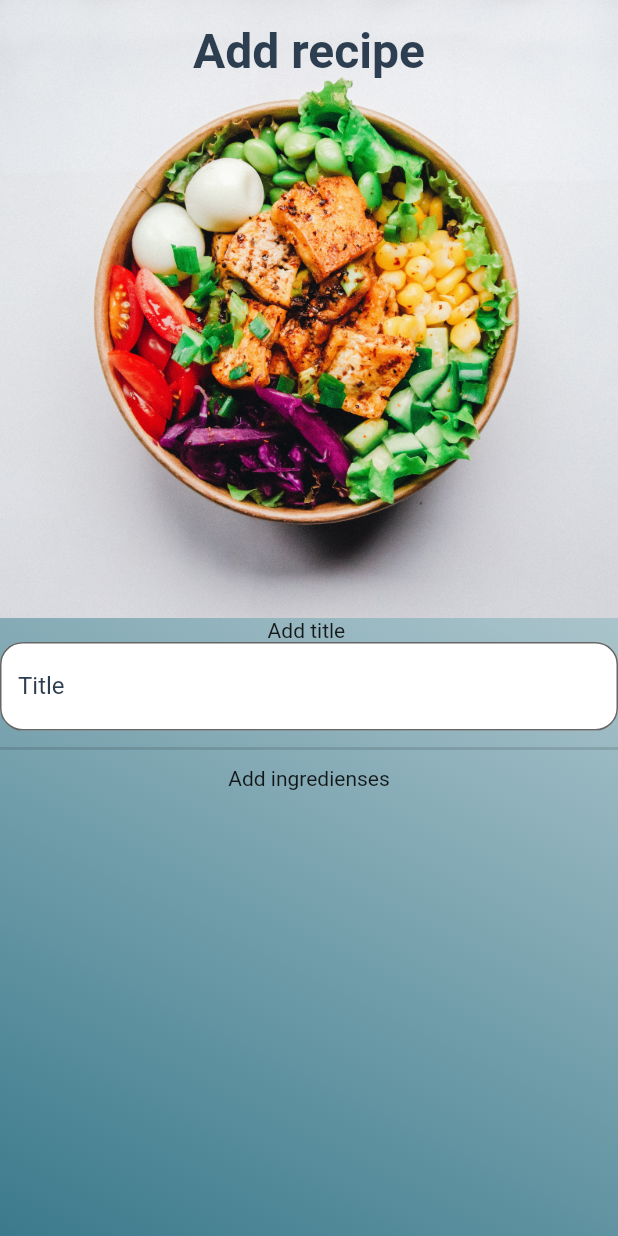
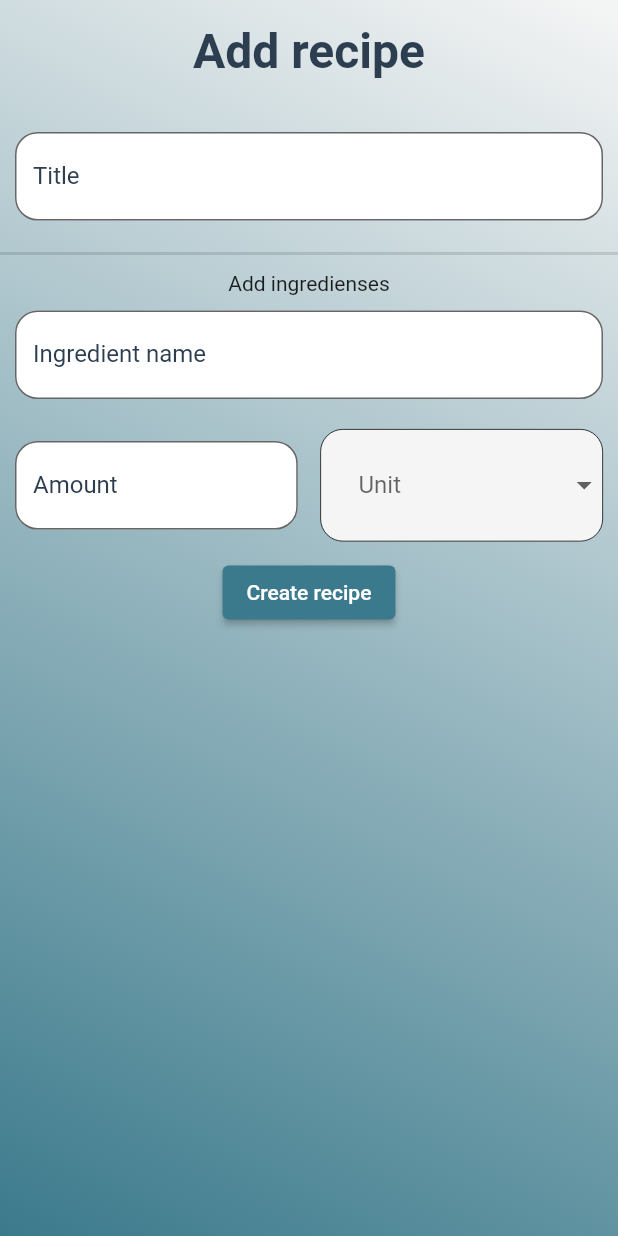
Before and after one commit to ChristianBernheim/Recipe-app, a Flutter app: the CreateRecipeScreen screen opened directly, on a phone screen of 412 x 824 dp. Run offline on Flutter 3.47's test engine with Material 2 defaults, Android fonts, the phone set to English and light mode, and no system bars; our stand-ins replace cloud_firestore, firebase_auth, firebase_core, firebase_storage, google_nav_bar, google_sign_in and 2 more; accounts and stored records are empty; network calls fail.

Commit message:
before create-recipe works

```diff
--- a/lib/model/ingredient_stuff.dart
+++ b/lib/model/ingredient_stuff.dart
@@ -2,7 +2,7 @@ import 'package:cloud_firestore/cloud_firestore.dart';
 
 class IngredientAmountModel {
   String? id;
-  String? ingredientId;
+  String ingredientId;
   double amount;
   String unit;
 
--- a/lib/model/recipe.dart
+++ b/lib/model/recipe.dart
@@ -1,5 +1,6 @@
 import 'package:cloud_firestore/cloud_firestore.dart';
 import 'package:recipe_app/model/ingredient.dart';
+import 'package:recipe_app/model/ingredient_stuff.dart';
 
 class RecipeModel {
   final String? id;
@@ -7,9 +8,8 @@ class RecipeModel {
   String userId;
   //Over all rating? Family rating(sambandstabell med familyId, recipeId, rating?)
   // String rating;
-  String cookTime;
-  bool public;
-  List<IngredientModel> ingredients;
+  String? cookTime;
+  List<IngredientAmountModel> ingredients;
   String howToText;
   String? foodPicture;
 
@@ -18,8 +18,7 @@ class RecipeModel {
     required this.userId,
     required this.title,
     // required this.rating,
-    required this.cookTime,
-    required this.public,
+    this.cookTime,
     required this.ingredients,
     required this.howToText,
     this.foodPicture,
@@ -31,7 +30,6 @@ class RecipeModel {
       "UserId": userId,
       // "Rating": rating,
       "CookTime": cookTime,
-      "Public": public,
       "Ingredients": ingredients,
       "HowToText": howToText,
       "FoodPicture": foodPicture,
@@ -47,7 +45,6 @@ class RecipeModel {
       title: data["Title"],
       // rating: data["Rating"],
       cookTime: data["CookTime"],
-      public: data["Public"],
       ingredients: data["Ingredients"],
       howToText: data["HowToText"],
       foodPicture: data["foodPicture"],
--- a/lib/screen/home_screen.dart
+++ b/lib/screen/home_screen.dart
@@ -69,8 +69,7 @@ class _HomeScreenState extends State<HomeScreen> {
 
   @override
   Widget build(BuildContext context) {
-    return SafeArea(
-      child: Scaffold(
+    return Scaffold(
       resizeToAvoidBottomInset: false,
       floatingActionButton: FloatingActionButton(
         onPressed: () {
@@ -169,7 +168,6 @@ class _HomeScreenState extends State<HomeScreen> {
           ),
         ),
       ),
-      ),
     );
   }
 }
--- a/lib/screen/recipe screen/create_recipe_screen.dart
+++ b/lib/screen/recipe screen/create_recipe_screen.dart
@@ -1,6 +1,10 @@
 import 'package:flutter/material.dart';
+import 'package:recipe_app/components/ingredient.dart';
 import 'package:recipe_app/components/text_field_widget.dart';
 import 'package:recipe_app/components/title_tile.dart';
+import 'package:recipe_app/model/ingredient_stuff.dart';
+import 'package:recipe_app/services/firestore_service.dart';
+import 'package:firebase_auth/firebase_auth.dart';
 
 class CreateRecipeScreen extends StatefulWidget {
   const CreateRecipeScreen({super.key});
@@ -9,9 +13,15 @@ class CreateRecipeScreen extends StatefulWidget {
   State<CreateRecipeScreen> createState() => AddRecipeState();
 }
 
-final titleController = TextEditingController();
+String? _selectedUnit;
+final _titleController = TextEditingController();
+final _ingredientNameController = TextEditingController();
+final _ingredientAmountController = TextEditingController();
+final _ingredientUnitController = _selectedUnit;
 
 class AddRecipeState extends State<CreateRecipeScreen> {
+  final db = FireStoreService();
+  final currentUser = FirebaseAuth.instance.currentUser;
   @override
   Widget build(BuildContext context) {
     return Scaffold(
@@ -26,20 +36,19 @@ class AddRecipeState extends State<CreateRecipeScreen> {
             Theme.of(context).colorScheme.primary,
           ],
         )),
-        child: SafeArea(
-            child: Column(
+        child: Column(
           children: [
             Stack(
-              children: [
-                Image.asset(
-                  "lib/image/food.jpg",
-                  fit: BoxFit.contain,
-                ),
-                TitleTile(title: "Add recipe")
-              ],
+              children: [TitleTile(title: "Add recipe")],
             ),
-            Text("Add title "),
-            TextFieldWidget(labelText: "Title", controller: titleController),
+            SizedBox(
+              height: 25,
+            ),
+            Padding(
+              padding: const EdgeInsets.all(10),
+              child: TextFieldWidget(
+                  labelText: "Title", controller: _titleController),
+            ),
             SizedBox(
               height: 4,
             ),
@@ -50,13 +59,83 @@ class AddRecipeState extends State<CreateRecipeScreen> {
               height: 4,
             ),
             Container(
-              width: double.infinity,
+              width: MediaQuery.of(context).size.width,
               child: Column(
-                children: [Text("Add ingredienses")],
+                children: [
+                  Text("Add ingredienses"),
+                  Padding(
+                    padding: const EdgeInsets.all(10),
+                    child: TextFieldWidget(
+                      labelText: "Ingredient name",
+                      controller: _ingredientNameController,
+                    ),
+                  ),
+                  Padding(
+                    padding: const EdgeInsets.all(10),
+                    child: SizedBox(
+                      width: MediaQuery.of(context).size.width,
+                      child: Row(
+                        children: [
+                          Expanded(
+                            child: TextFieldWidget(
+                              labelText: "Amount",
+                              controller: _ingredientAmountController,
+                              keyboardType: TextInputType.number,
+                            ),
+                          ),
+                          SizedBox(
+                            width: 15,
+                          ),
+                          Expanded(
+                            child: Container(
+                              padding:
+                                  EdgeInsets.only(left: 25, top: 5, bottom: 5),
+                              decoration: BoxDecoration(
+                                  color:
+                                      Theme.of(context).colorScheme.background,
+                                  borderRadius: BorderRadius.circular(15),
+                                  border: Border.all(width: 0.5)),
+                              child: DropdownButtonFormField<String>(
+                                decoration: InputDecoration(
+                                    labelText:
+                                        _selectedUnit != null ? null : 'Unit',
+                                    border: InputBorder.none),
+                                value: _selectedUnit,
+                                onChanged: (String? newValue) {
+                                  setState(() {
+                                    _selectedUnit = newValue;
+                                  });
+                                },
+                                items: <String>[
+                                  'kg',
+                                  'hg',
+                                  'g',
+                                  'L',
+                                  'dl',
+                                  'cl',
+                                  'ml',
+                                  'msk',
+                                  'tsk',
+                                  'krm'
+                                ].map<DropdownMenuItem<String>>((String value) {
+                                  return DropdownMenuItem<String>(
+                                    value: value,
+                                    child: Text(value),
+                                  );
+                                }).toList(),
+                              ),
+                            ),
+                          ),
+                        ],
+                      ),
+                    ),
+                  ),
+                  ElevatedButton(onPressed: () {}, child: Text("Create recipe"))
+                ],
               ),
             ),
           ],
-        )),
+        ),
       ),
     );
   }
--- a/lib/screen/settings+profile_screen/edit_profile.dart
+++ b/lib/screen/settings+profile_screen/edit_profile.dart
@@ -15,11 +15,8 @@ class EditProfileScreen extends StatefulWidget {
 
 class _EditProfileScreenState extends State<EditProfileScreen> {
   final _firstnameController = TextEditingController();
-
   final _lastnameController = TextEditingController();
-
   final _passwordController = TextEditingController();
-
   final _confirmPasswordController = TextEditingController();
   final db = FireStoreService();
 
```
Also changed, not shown: lib/components/CameraOrLibaryTile.dart (+16 -36 lines), lib/services/firestore_service.dart (+37 -4 lines), 1 other file. Lines whose indentation alone changed are shown as unchanged.
